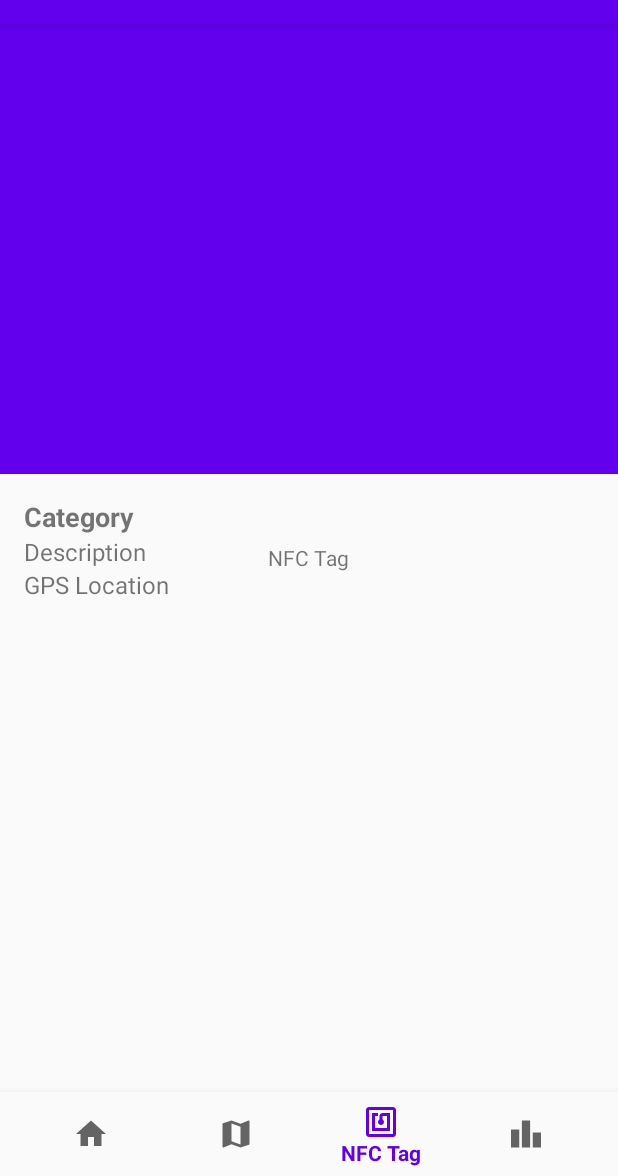
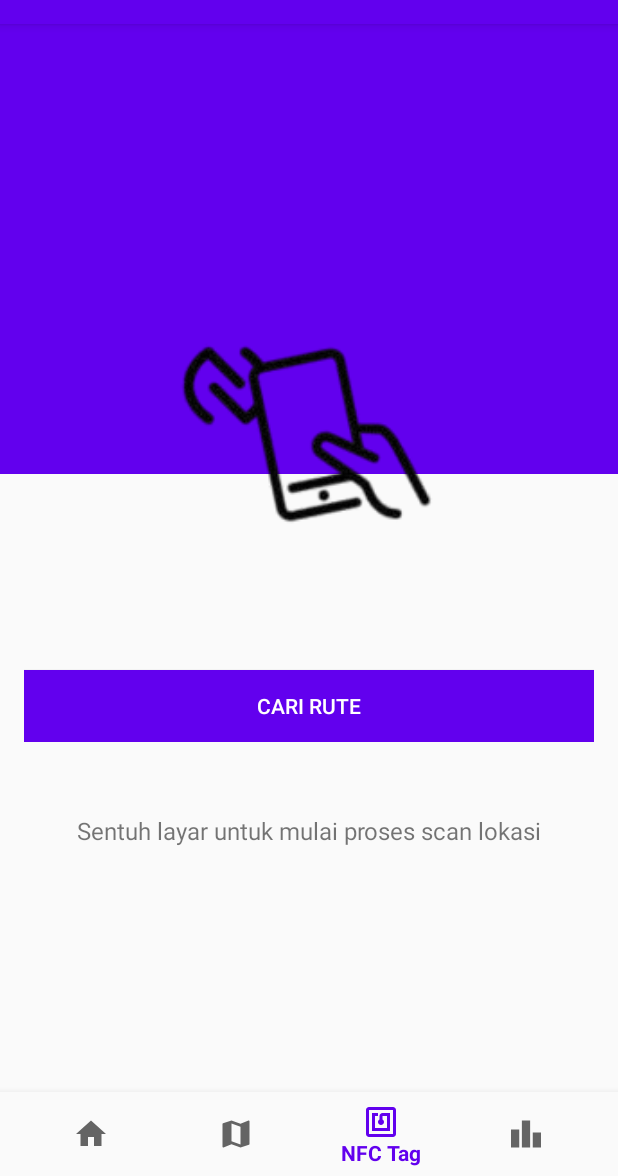
Before and after one commit to NovemArdan/Jelajah-Tourism-Navigation-App, an Android app built with Jetpack Compose: the fragment PlaceDetailFragment placed in its activity, item 3 of the bottom bar chosen, on a phone screen of 412 x 824 dp, the part 60-1236 px from its top. Run offline under Robolectric (Android 15) with nearby library versions, the phone set to English and light mode, and no system bars; our stand-ins replace navigation-ui; pictures from the network do not load; 7 statements that could not run were skipped.

Commit message:
add nfc and route button view

```diff
--- a/app/build.gradle.kts
+++ b/app/build.gradle.kts
@@ -121,5 +121,7 @@ dependencies {
     implementation (libs.play.services.maps)
     implementation (libs.play.services.location)
 
+    implementation (libs.material.v1110)
+
 
 }
--- a/app/src/main/AndroidManifest.xml
+++ b/app/src/main/AndroidManifest.xml
@@ -6,6 +6,7 @@
     <uses-permission android:name="android.permission.INTERNET" />
     <uses-permission android:name="android.permission.ACCESS_FINE_LOCATION"/>
     <uses-permission android:name="android.permission.ACCESS_COARSE_LOCATION"/>
+    <uses-permission android:name="android.permission.NFC" />
 
     <application
         android:allowBackup="true"
--- a/app/src/main/java/com/example/jelajah3/ui/theme/nfctag/NFCTagFragment.kt
+++ b/app/src/main/java/com/example/jelajah3/ui/theme/nfctag/NFCTagFragment.kt
@@ -1,25 +1,53 @@
 package com.example.jelajah3.ui.nfctag
 
 import android.os.Bundle
-import androidx.fragment.app.Fragment
 import android.view.LayoutInflater
 import android.view.View
 import android.view.ViewGroup
-import androidx.lifecycle.ViewModelProvider
-import com.example.jelajah3.R
+import android.widget.Toast
+import androidx.fragment.app.Fragment
+import androidx.fragment.app.viewModels
+import com.example.jelajah3.databinding.FragmentNfctagBinding
+import com.google.android.material.dialog.MaterialAlertDialogBuilder
 
 class NFCTagFragment : Fragment() {
-
-    private lateinit var viewModel: NFCTagViewModel
+    private var _binding: FragmentNfctagBinding? = null
+    private val binding get() = _binding!!
+    private val viewModel: NFCTagViewModel by viewModels()
 
     override fun onCreateView(
         inflater: LayoutInflater, container: ViewGroup?,
         savedInstanceState: Bundle?
-    ): View? {
-        viewModel = ViewModelProvider(this)[NFCTagViewModel::class.java]
-        // Inflate the layout for this fragment
-        return inflater.inflate(R.layout.fragment_nfctag, container, false)
+    ): View {
+        _binding = FragmentNfctagBinding.inflate(inflater, container, false)
+        setupInteraction()
+        return binding.root
     }
 
-    // Additional functions for NFC handling can be added here
+    private fun setupInteraction() {
+        binding.imageViewScan.setOnClickListener {
+            // Check if NFC is available or enabled, you might need to add this logic in ViewModel
+            if (viewModel.isNFCEnabled()) {
+                showScanningDialog()
+            } else {
+                Toast.makeText(context, "NFC is not available or not enabled.", Toast.LENGTH_SHORT).show()
+            }
+        }
+    }
+
+    private fun showScanningDialog() {
+        MaterialAlertDialogBuilder(requireContext())
+            .setTitle("Proses Scanning...")
+            .setMessage("Dekatkan smartphone anda ke alat tagging")
+            .setNegativeButton("Keluar") { dialog, _ ->
+                dialog.dismiss()
+            }
+            .setCancelable(false)
+            .show()
+    }
+
+    override fun onDestroyView() {
+        super.onDestroyView()
+        _binding = null
+    }
 }
--- a/app/src/main/res/layout/fragment_nfctag.xml
+++ b/app/src/main/res/layout/fragment_nfctag.xml
@@ -1,16 +1,29 @@
 <?xml version="1.0" encoding="utf-8"?>
-<FrameLayout xmlns:android="http://schemas.android.com/apk/res/android"
-    xmlns:tools="http://schemas.android.com/tools"
+<androidx.constraintlayout.widget.ConstraintLayout xmlns:android="http://schemas.android.com/apk/res/android"
+    xmlns:app="http://schemas.android.com/apk/res-auto"
     android:layout_width="match_parent"
-    android:layout_height="match_parent"
-    tools:context=".ui.theme.nfctag.NFCTagFragment">
+    android:layout_height="match_parent">
 
-    <!-- Example content for an NFC tag fragment -->
+    <ImageView
+        android:id="@+id/imageViewScan"
+        android:layout_width="200dp"
+        android:layout_height="200dp"
+        android:src="@mipmap/im_readytoscan"
+        android:contentDescription="Scan NFC Tag"
+        app:layout_constraintTop_toTopOf="parent"
+        app:layout_constraintBottom_toTopOf="@+id/textViewPrompt"
+        app:layout_constraintStart_toStartOf="parent"
+        app:layout_constraintEnd_toEndOf="parent" />
+
     <TextView
+        android:id="@+id/textViewPrompt"
         android:layout_width="wrap_content"
         android:layout_height="wrap_content"
-        android:text="@string/nfctag"
-        android:gravity="center"
-        android:layout_gravity="center" />
+        android:text="Sentuh layar untuk mulai proses scan lokasi"
+        android:textSize="16sp"
+        app:layout_constraintTop_toBottomOf="@id/imageViewScan"
+        app:layout_constraintStart_toStartOf="parent"
+        app:layout_constraintEnd_toEndOf="parent"
+        app:layout_constraintBottom_toBottomOf="parent" />
 
-</FrameLayout>
+</androidx.constraintlayout.widget.ConstraintLayout>
--- a/app/src/main/res/layout/fragment_place_detail.xml
+++ b/app/src/main/res/layout/fragment_place_detail.xml
@@ -9,7 +9,6 @@
     <com.google.android.material.appbar.AppBarLayout
         android:layout_width="match_parent"
         android:layout_height="300dp">
-<!--        android:theme="@style/AppTheme.AppBarOverlay">-->
 
         <com.google.android.material.appbar.CollapsingToolbarLayout
             android:id="@+id/collapsing_toolbar"
@@ -47,26 +46,38 @@
             android:padding="16dp">
 
             <TextView
-                android:id="@+id/tv_category"
+                android:id="@+id/tv_name"
                 android:layout_width="match_parent"
                 android:layout_height="wrap_content"
-                android:textSize="18sp"
-                android:textStyle="bold"
-                android:text="Category"/>
+                android:textSize="24sp"
+                android:textStyle="bold"/>
+
+            <TextView
+                android:id="@+id/tv_category_rating"
+                android:layout_width="match_parent"
+                android:layout_height="wrap_content"
+                android:textSize="18sp"/>
+
+            <TextView
+                android:id="@+id/tv_location"
+                android:layout_width="match_parent"
+                android:layout_height="wrap_content"
+                android:textSize="16sp"/>
 
             <TextView
                 android:id="@+id/tv_description"
                 android:layout_width="match_parent"
                 android:layout_height="wrap_content"
-                android:textSize="16sp"
-                android:text="Description"/>
+                android:textSize="14sp"/>
 
-            <TextView
-                android:id="@+id/tv_location"
+            <Button
+                android:id="@+id/btn_findRoute"
                 android:layout_width="match_parent"
                 android:layout_height="wrap_content"
-                android:textSize="16sp"
-                android:text="GPS Location"/>
+                android:text="Cari Rute"
+                android:background="?attr/colorPrimary"
+                android:textColor="@android:color/white"
+                android:layout_marginTop="16dp"/>
         </LinearLayout>
 
     </androidx.core.widget.NestedScrollView>
--- a/gradle/libs.versions.toml
+++ b/gradle/libs.versions.toml
@@ -17,6 +17,7 @@ activityCompose = "1.9.3"
 composeBom = "2024.04.01"
 constraintlayout = "2.2.0"
 appcompat = "1.7.0"
+materialVersion = "1.11.0"
 navigationFragment = "2.8.4"
 material = "1.12.0"
 navigationSafeArgsGradlePlugin = "2.8.4"
@@ -63,6 +64,7 @@ androidx-appcompat = { group = "androidx.appcompat", name = "appcompat", version
 androidx-navigation-fragment = { group = "androidx.navigation", name = "navigation-fragment", version.ref = "navigationFragment" }
 material = { group = "com.google.android.material", name = "material", version.ref = "material" }
 androidx-navigation-ui-ktx = { group = "androidx.navigation", name = "navigation-ui-ktx", version.ref = "navigationUiKtx" }
+material-v1110 = { module = "com.google.android.material:material", version.ref = "materialVersion" }
 play-services-location = { module = "com.google.android.gms:play-services-location", version.ref = "playServicesLocation" }
 play-services-maps = { module = "com.google.android.gms:play-services-maps", version.ref = "playServicesMaps" }
 squareup-retrofit = { module = "com.squareup.retrofit2:retrofit", version.ref = "squareupRetrofit" }
```
Also changed, not shown: app/src/main/java/com/example/jelajah3/ui/theme/nfctag/NFCTagViewModel.kt (+9 -3 lines), app/src/main/java/com/example/jelajah3/ui/theme/placedetail/PlaceDetailFragment.kt (+6 -2 lines), app/src/main/res/mipmap-hdpi/im_readytoscan.png (added).
